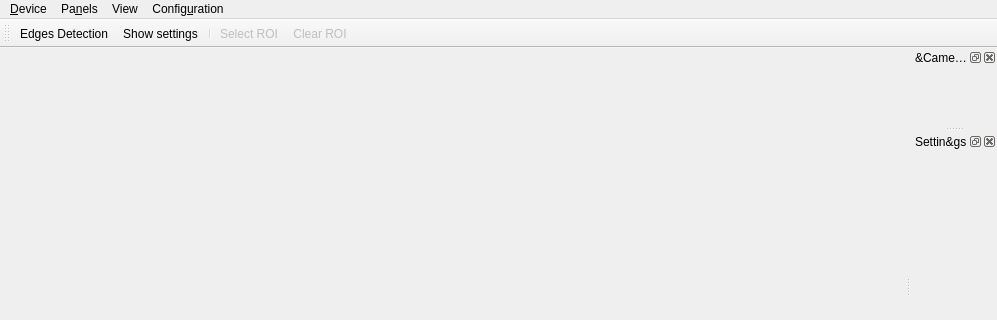
Before: the Qt Designer form src/planetaryimager_mainwindow.ui in GuLinux/PlanetaryImager, drawn with Qt 5; both pictures show x 0 to 997 and y 0 to 320 of the 997 by 546 pixel window.
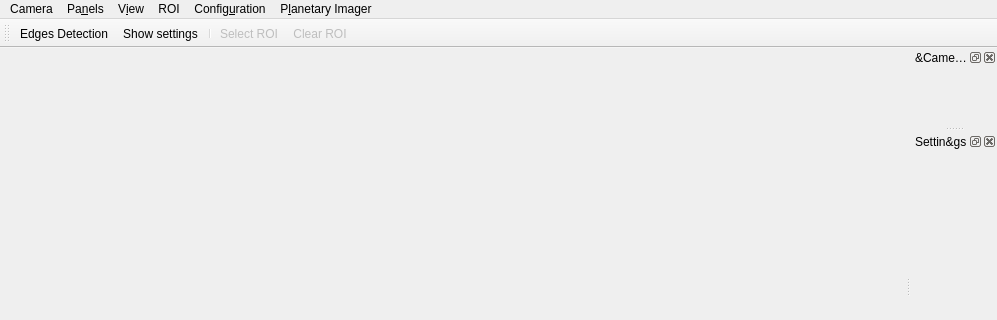
After: the same form once the commit is applied. Icons and pictures are not drawn.

What changed in the file:
```diff
--- a/src/planetaryimager_mainwindow.ui
+++ b/src/planetaryimager_mainwindow.ui
@@ -31,7 +31,7 @@
    </property>
    <widget class="QMenu" name="menuDevice">
     <property name="title">
-     <string>&amp;Device</string>
+     <string>Camera</string>
     </property>
     <widget class="QMenu" name="menu_device_load">
      <property name="title">
@@ -56,7 +56,7 @@
    </widget>
    <widget class="QMenu" name="menuView">
     <property name="title">
-     <string>View</string>
+     <string>V&amp;iew</string>
     </property>
     <addaction name="actionEdges_Detection"/>
    </widget>
@@ -65,13 +65,27 @@
      <string>Config&amp;uration</string>
     </property>
     <addaction name="actionShow_settings"/>
+   </widget>
+   <widget class="QMenu" name="menuROI">
+    <property name="title">
+     <string>ROI</string>
+    </property>
+    <addaction name="actionSelect_ROI"/>
+    <addaction name="actionClear_ROI"/>
+   </widget>
+   <widget class="QMenu" name="menuPlanetary_Imager">
+    <property name="title">
+     <string>P&amp;lanetary Imager</string>
+    </property>
     <addaction name="actionAbout"/>
     <addaction name="actionAbout_Qt"/>
    </widget>
    <addaction name="menuDevice"/>
    <addaction name="menuPanels"/>
    <addaction name="menuView"/>
+   <addaction name="menuROI"/>
    <addaction name="menuSettings"/>
+   <addaction name="menuPlanetary_Imager"/>
   </widget>
   <widget class="QStatusBar" name="statusbar"/>
   <widget class="QDockWidget" name="chipInfoWidget">
```
Left out of the diff: 26 changed lines with no effect on the pictures.
